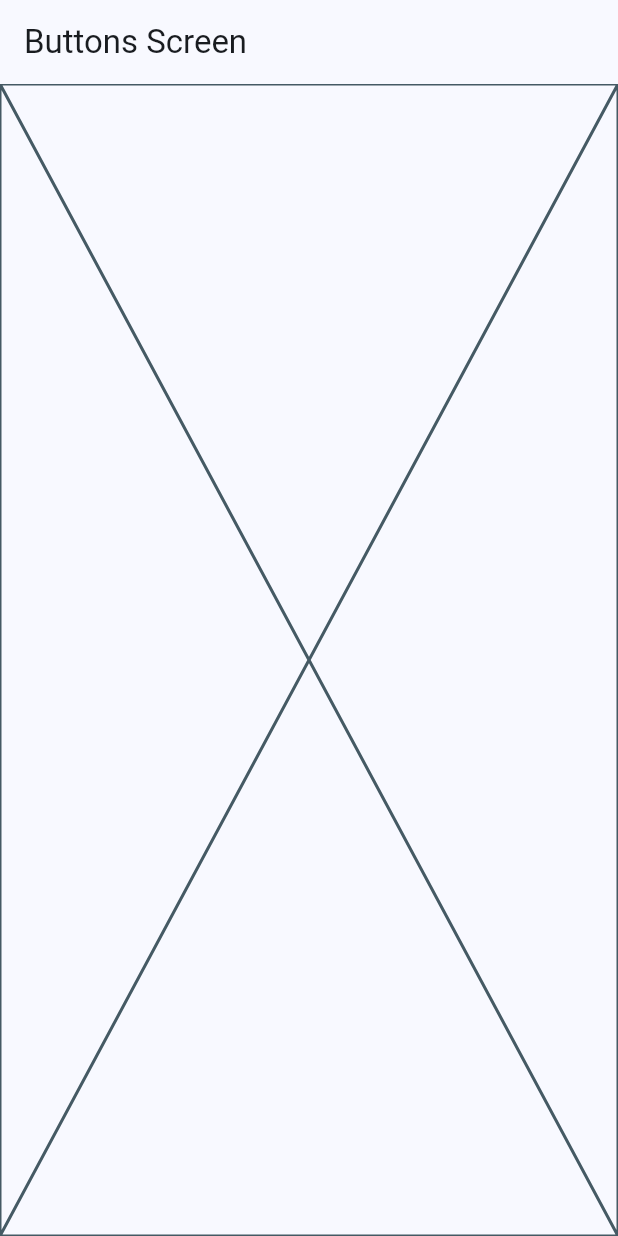
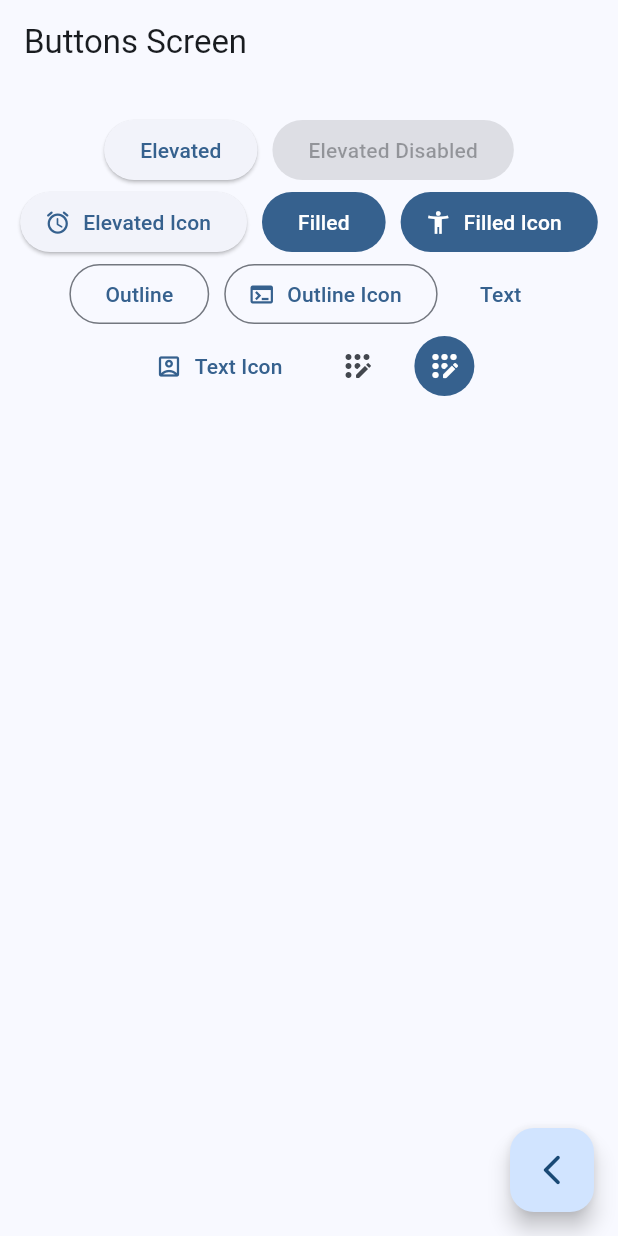
Before and after one commit to samuelrponce/Flutter-Dart, a Flutter app: the ButtonsScreen screen opened by its route, on a phone screen of 412 x 824 dp. Run offline on Flutter 3.47's test engine with Material 2 defaults, Android fonts, the phone set to English and light mode, and no system bars; our stand-ins replace go_router.

Commit message:
add differents buttons to the buttons screen
add different buttons

```diff
--- a/widgets_app/lib/presentation/screens/buttons/buttons_screen.dart
+++ b/widgets_app/lib/presentation/screens/buttons/buttons_screen.dart
@@ -1,4 +1,5 @@
 import 'package:flutter/material.dart';
+import 'package:go_router/go_router.dart';
 
 class ButtonsScreen extends StatelessWidget {
   static const String name = "buttons_screen";
@@ -10,7 +11,69 @@
       appBar: AppBar(
         title: const Text('Buttons Screen'),
       ),
-      body: const Placeholder(),
+      body: const _ButtonsView(),
+      floatingActionButton: FloatingActionButton(
+        child: const Icon(Icons.arrow_back_ios_new_rounded),
+        onPressed: () {
+          context.pop();
+        },
+      ),
     );
   }
 }
+
+class _ButtonsView extends StatelessWidget {
+  const _ButtonsView();
+
+  @override
+  Widget build(BuildContext context) {
+    final colors = Theme.of(context).colorScheme;
+    return SizedBox(
+      width: double.infinity,
+      child: Padding(
+        padding: const EdgeInsets.symmetric(horizontal: 10, vertical: 20),
+        child: Wrap(
+          spacing: 10,
+          alignment: WrapAlignment.center,
+          children: [
+            ElevatedButton(onPressed: () {}, child: const Text('Elevated')),
+            const ElevatedButton(onPressed: null, child: Text('Elevated Disabled')),
+
+            ElevatedButton.icon(
+              onPressed: () {},
+              icon: const Icon(Icons.access_alarm_rounded),
+              label: const Text('Elevated Icon')),
+
+            FilledButton(onPressed: (){}, child: const Text('Filled')),
+            FilledButton.icon(
+              onPressed: (){},
+              icon: const Icon(Icons.accessibility_new),
+              label: const Text('Filled Icon')),
+
+            OutlinedButton(onPressed: (){}, child: const Text('Outline')),
+            OutlinedButton.icon(
+              onPressed: (){},
+              icon: const Icon(Icons.terminal),
+              label: const Text('Outline Icon')),
+
+            TextButton(onPressed: (){}, child: const Text('Text')),
+            TextButton.icon(
+              onPressed: (){},
+              icon: const Icon(Icons.account_box_outlined),
+              label: const Text('Text Icon')),
+
+            IconButton(onPressed:(){ }, icon: const Icon(Icons.app_registration_rounded)),
+            IconButton(
+              onPressed: (){},
+              icon: const Icon(Icons.app_registration_rounded),
+              style: ButtonStyle(
+                backgroundColor: MaterialStatePropertyAll(colors.primary),
+                iconColor: const MaterialStatePropertyAll(Colors.white),
+              ),
+            ),
+          ],
+        ),
+      ),
+    );
+  }
+}
```
